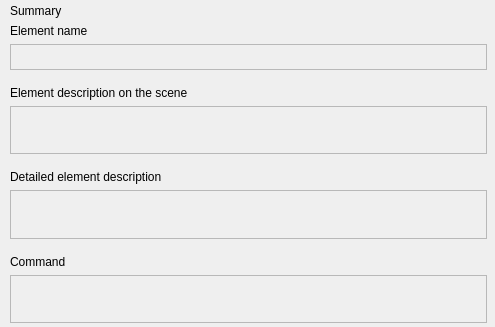
violethaze74/ugene, file src/plugins/workflow_designer/src/library/create_cmdline_based_worker/CreateCmdlineBasedWorkerWizardSummaryPage.ui: the form before one commit.
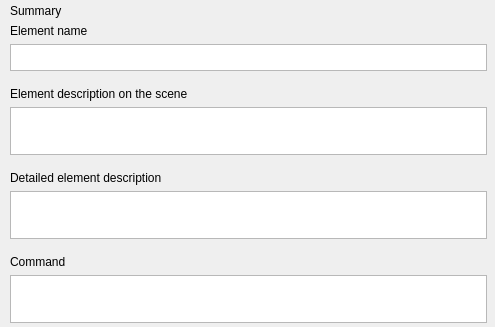
The form after the commit.

Commit message: UGENE-6484 Parameters of element with command-line tool: default values and their widgets, validation

Patch:
```diff
--- a/src/plugins/workflow_designer/src/library/create_cmdline_based_worker/CreateCmdlineBasedWorkerWizardSummaryPage.ui
+++ b/src/plugins/workflow_designer/src/library/create_cmdline_based_worker/CreateCmdlineBasedWorkerWizardSummaryPage.ui
@@ -50,7 +50,7 @@
         <x>0</x>
         <y>0</y>
         <width>477</width>
-        <height>299</height>
+        <height>300</height>
        </rect>
       </property>
       <layout class="QVBoxLayout" name="verticalLayout">
@@ -93,7 +93,7 @@
          <item>
           <widget class="QTextEdit" name="lblNameValue">
            <property name="enabled">
-            <bool>false</bool>
+            <bool>true</bool>
            </property>
            <property name="sizePolicy">
             <sizepolicy hsizetype="Expanding" vsizetype="Minimum">
@@ -104,7 +104,7 @@
            <property name="minimumSize">
             <size>
              <width>0</width>
-             <height>26</height>
+             <height>27</height>
             </size>
            </property>
            <property name="maximumSize">
@@ -119,6 +119,9 @@
              <height>26</height>
             </size>
            </property>
+           <property name="readOnly">
+            <bool>true</bool>
+           </property>
           </widget>
          </item>
         </layout>
@@ -147,7 +150,7 @@
          <item>
           <widget class="QTextEdit" name="lblPrompterValue">
            <property name="enabled">
-            <bool>false</bool>
+            <bool>true</bool>
            </property>
            <property name="minimumSize">
             <size>
@@ -158,6 +161,9 @@
            <property name="sizeAdjustPolicy">
             <enum>QAbstractScrollArea::AdjustToContentsOnFirstShow</enum>
            </property>
+           <property name="readOnly">
+            <bool>true</bool>
+           </property>
            <property name="acceptRichText">
             <bool>true</bool>
            </property>
@@ -189,7 +195,7 @@
          <item>
           <widget class="QTextEdit" name="lblDescriptionValue">
            <property name="enabled">
-            <bool>false</bool>
+            <bool>true</bool>
            </property>
            <property name="minimumSize">
             <size>
@@ -200,6 +206,9 @@
            <property name="sizeAdjustPolicy">
             <enum>QAbstractScrollArea::AdjustToContentsOnFirstShow</enum>
            </property>
+           <property name="readOnly">
+            <bool>true</bool>
+           </property>
            <property name="acceptRichText">
             <bool>true</bool>
            </property>
@@ -231,7 +240,7 @@
          <item>
           <widget class="QTextEdit" name="lblCommandValue">
            <property name="enabled">
-            <bool>false</bool>
+            <bool>true</bool>
            </property>
            <property name="minimumSize">
             <size>
@@ -242,6 +251,9 @@
            <property name="sizeAdjustPolicy">
             <enum>QAbstractScrollArea::AdjustToContentsOnFirstShow</enum>
            </property>
+           <property name="readOnly">
+            <bool>true</bool>
+           </property>
            <property name="acceptRichText">
             <bool>true</bool>
            </property>
```
The commit also changes 2 other files.
